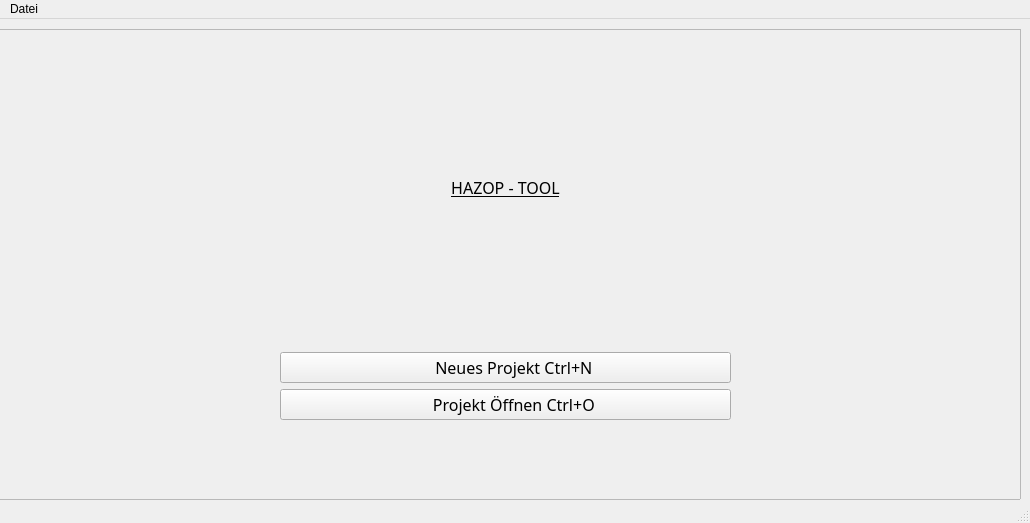
Old version of the form Code/Start.ui in the repository MSPietsch/HMI.
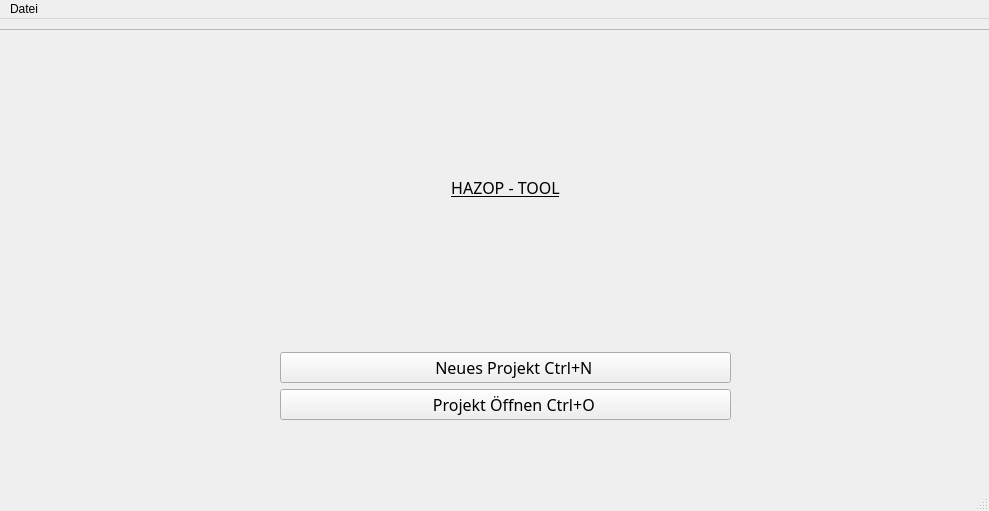
New version of the form. Icons and pictures are not drawn.

Commit message: ICON Eingebunden

The edit to the form file:
```diff
--- a/Code/Start.ui
+++ b/Code/Start.ui
@@ -6,8 +6,8 @@
    <rect>
     <x>0</x>
     <y>0</y>
-    <width>1030</width>
-    <height>523</height>
+    <width>989</width>
+    <height>511</height>
    </rect>
   </property>
   <property name="windowTitle">
@@ -117,7 +117,7 @@
     <rect>
      <x>0</x>
      <y>0</y>
-     <width>1030</width>
+     <width>989</width>
      <height>26</height>
     </rect>
    </property>
```
Left out of the diff: 7 changed lines with no effect on the pictures. The commit also changes 1 other file.
